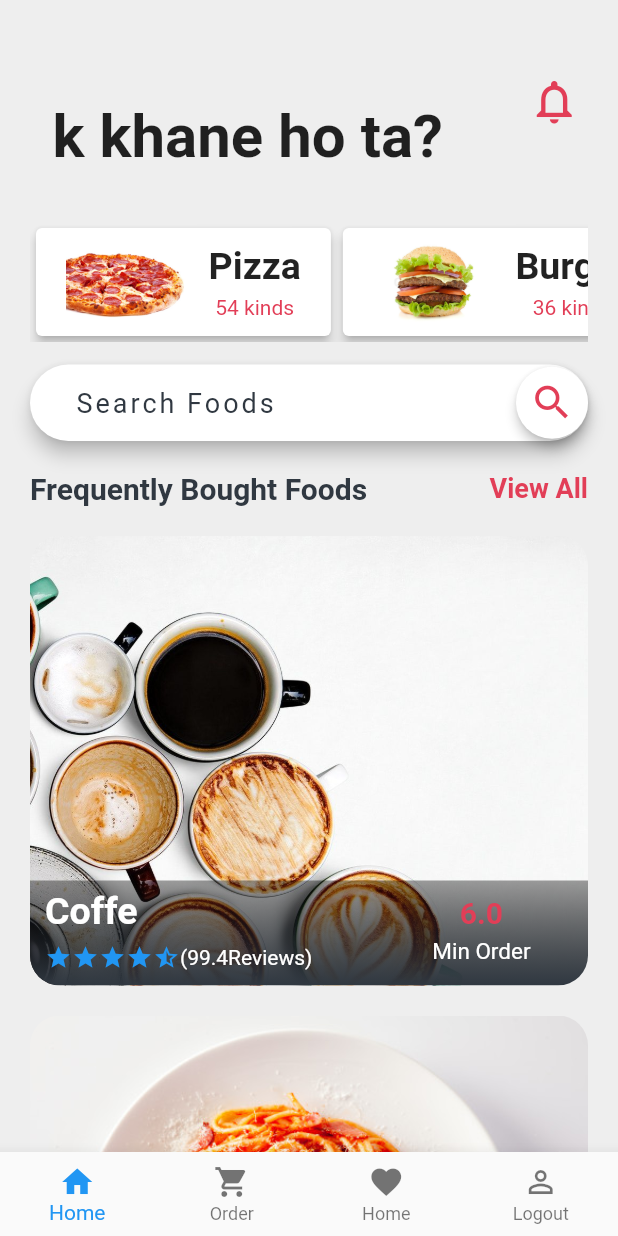
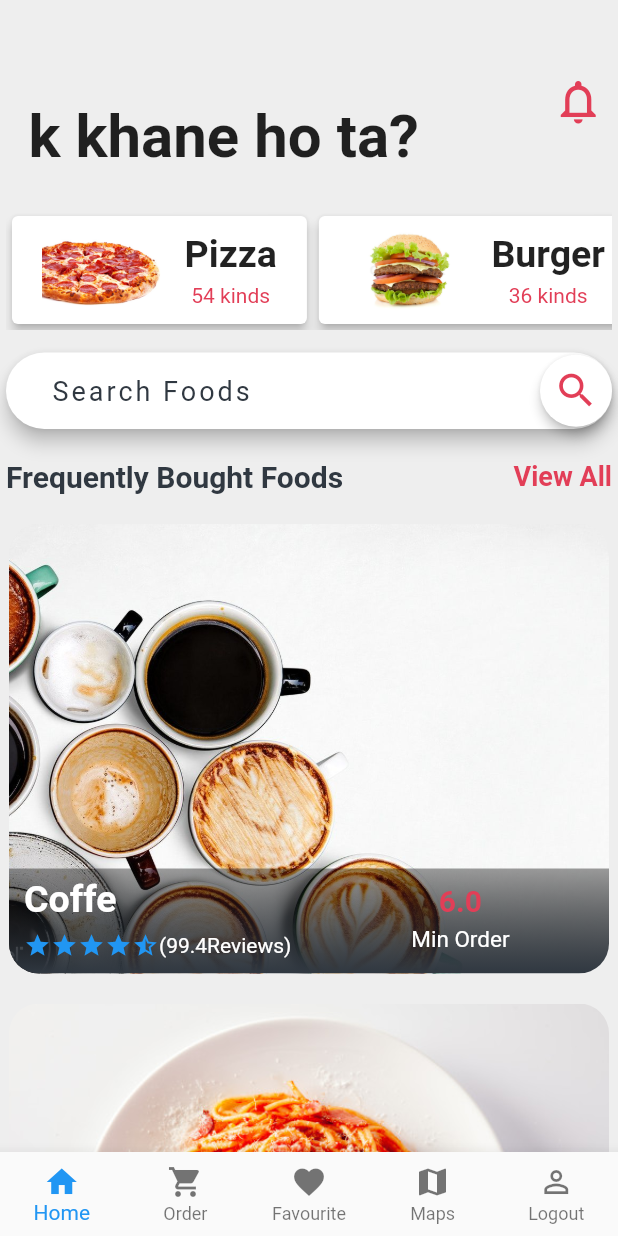
Before and after one commit to darkamgel/KHANPIN, a Flutter app: the MainHomePage screen opened directly, on a phone screen of 412 x 824 dp. Run offline on Flutter 3.47's test engine with Material 2 defaults, Android fonts, the phone set to English and light mode, and no system bars; our stand-ins replace cloud_firestore, country_code_picker, firebase_auth, firebase_core, firebase_storage, fluttertoast and 8 more; accounts and stored records are empty.

Commit message:
Map Added, Frontend Refactored

```diff
--- a/lib/Screens/users/OTP/home_page.dart
+++ b/lib/Screens/users/OTP/home_page.dart
@@ -33,7 +33,7 @@ class _HomePageState extends State<HomePage> {
     return Scaffold(
       backgroundColor: Color(0xffeeeeee),
       body: ListView(
-        padding: EdgeInsets.only(top: 50.0, left: 20.0, right: 20.0),
+        padding: EdgeInsets.only(top: 50.0, left: 4.0, right: 4.0),
         children: <Widget>[
           //top bar info
           Container(
@@ -46,8 +46,6 @@ class _HomePageState extends State<HomePage> {
                   child: Column(
                     crossAxisAlignment: CrossAxisAlignment.start,
                     children: <Widget>[
-
-
                       Text(
                         ' k khane ho ta?',
                         style: textStyle,
--- a/lib/Screens/users/OTP/main_home_page.dart
+++ b/lib/Screens/users/OTP/main_home_page.dart
@@ -1,4 +1,5 @@
 import 'package:flutter/material.dart';
+import '../../../widgets/Map_Box.dart';
 import 'favorite_page.dart';
 import 'home_page.dart';
 import 'order_page.dart';
@@ -19,6 +20,7 @@ class _MainHomePageState extends State<MainHomePage> {
   late ProfilePage profilePage;
   late Order orderPage;
   late FavoritePage favPage;
+  late GoogleMapsDraw maps;
 
   @override
   void initState() {
@@ -26,7 +28,9 @@ class _MainHomePageState extends State<MainHomePage> {
     orderPage = Order();
     profilePage = ProfilePage();
     favPage = FavoritePage();
-    pages = [homePage, orderPage, favPage, profilePage];
+    maps = GoogleMapsDraw();
+
+    pages = [homePage, orderPage, favPage, maps, profilePage];
 
     currentPage = homePage;
 
@@ -52,7 +56,9 @@ class _MainHomePageState extends State<MainHomePage> {
           ),
           BottomNavigationBarItem(
               icon: Icon(Icons.shopping_cart), label: "Order"),
-          BottomNavigationBarItem(icon: Icon(Icons.favorite), label: "Home"),
+          BottomNavigationBarItem(
+              icon: Icon(Icons.favorite), label: "Favourite"),
+          BottomNavigationBarItem(icon: Icon(Icons.map), label: "Maps"),
           BottomNavigationBarItem(
               icon: Icon(Icons.person_outline), label: "Logout"),
         ],
--- a/lib/widgets/food_category.dart
+++ b/lib/widgets/food_category.dart
@@ -1,4 +1,3 @@
-
 import 'package:flutter/material.dart';
 import 'package:khan_pin/widgets/food_category_method.dart';
 
@@ -15,11 +14,7 @@ class _FoodCategoryState extends State<FoodCategory> {
   @override
   Widget build(BuildContext context) {
     return Container(
-      decoration: BoxDecoration(
-        borderRadius: BorderRadius.circular(55.0),
-      ),
       height: 80.0,
-      margin: EdgeInsets.only(top: 8.0),
       child: ListView.builder(
         scrollDirection: Axis.horizontal,
         itemCount: categoryData.length,
--- a/pubspec.yaml
+++ b/pubspec.yaml
@@ -21,6 +21,8 @@ dependencies:
   cupertino_icons: ^1.0.2
   firebase_auth: ^3.3.6
   firebase_core: ^1.12.0
+  flutter_map: any
+  #mapbox_gl: ^0.15.0
   # provider: ^6.0.2
   country_code_picker: ^2.0.2
   pinput: ^1.2.2
@@ -33,6 +35,8 @@ dependencies:
   geolocator: ^8.2.0
   geocoding: ^2.0.4
   firebase_storage: ^10.2.9
+  google_maps_flutter: ^2.1.3
+  permission: ^0.1.7
 
 
 dev_dependencies:
```
Also changed, not shown: lib/main.dart (+7 -18 lines), lib/widgets/Map_Box.dart (added, +39 -0 lines), pubspec.lock, 2 other files.
